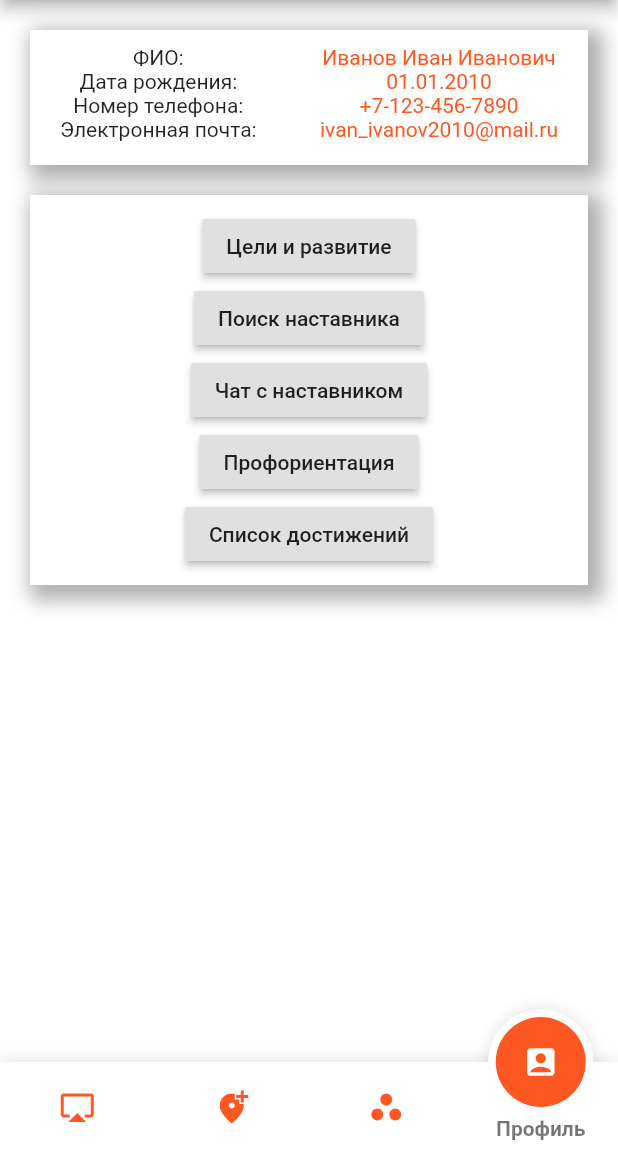
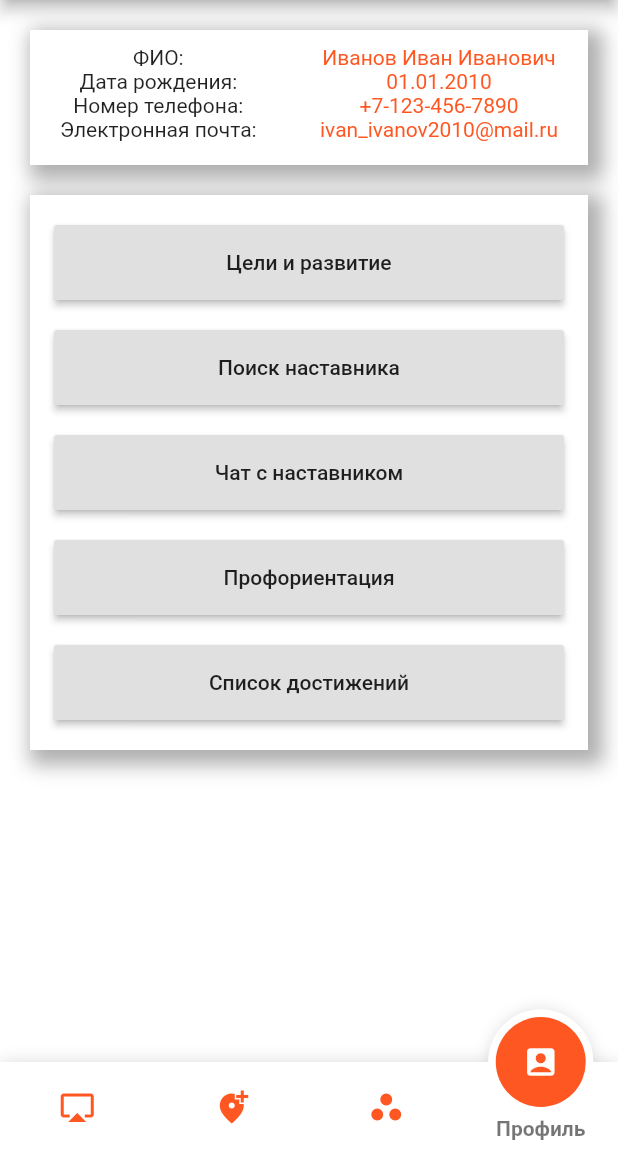
Before and after one commit to Quadro1337/TyumenTalentsApp, a Flutter app: the screen it shows after launch, item 4 of the bottom bar chosen, on a phone screen of 412 x 824 dp, the part 84-1236 px from its top. Run offline on Flutter 3.47's test engine with Material 2 defaults, Android fonts, the phone set to English and light mode, and no system bars; drawn by our look-alikes of fancy_bottom_navigation.

Commit message:
Changed buttons in profile

```diff
--- a/lib/myProfile.dart
+++ b/lib/myProfile.dart
@@ -52,36 +52,56 @@ class MyProfile extends StatelessWidget {
           ]),
           child: Column(
             children: [
-              RaisedButton(
+              Container(
+                  width: 340,
+                  height: 50,
+                  margin: EdgeInsets.only(bottom: 20, top: 10),
+                  child: RaisedButton(
                       child: Text("Цели и развитие"),
                       onPressed: () {
-                    Navigator.of(context).push(
-                        MaterialPageRoute(builder: (context) => TargetPage()));
-                  }),
-              RaisedButton(
+                        Navigator.of(context).push(MaterialPageRoute(
+                            builder: (context) => TargetPage()));
+                      })),
+              Container(
+                  width: 340,
+                  height: 50,
+                  margin: EdgeInsets.only(bottom: 20),
+                  child: RaisedButton(
                       child: Text("Поиск наставника"),
                       onPressed: () {
                         Navigator.of(context).push(MaterialPageRoute(
                             builder: (context) => FindMentorPage()));
-                  }),
-              RaisedButton(
+                      })),
+              Container(
+                  width: 340,
+                  height: 50,
+                  margin: EdgeInsets.only(bottom: 20),
+                  child: RaisedButton(
                       child: Text("Чат с наставником"),
                       onPressed: () {
-                    Navigator.of(context).push(
-                        MaterialPageRoute(builder: (context) => EmptyPage()));
-                  }),
-              RaisedButton(
+                        Navigator.of(context).push(MaterialPageRoute(
+                            builder: (context) => EmptyPage()));
+                      })),
+              Container(
+                  width: 340,
+                  height: 50,
+                  margin: EdgeInsets.only(bottom: 20),
+                  child: RaisedButton(
                       child: Text("Профориентация"),
                       onPressed: () {
                         Navigator.of(context).push(MaterialPageRoute(
                             builder: (context) => ProforientationPage()));
-                  }),
-              RaisedButton(
+                      })),
+              Container(
+                  width: 340,
+                  height: 50,
+                  margin: EdgeInsets.only(bottom: 10),
+                  child: RaisedButton(
                       child: Text("Список достижений"),
                       onPressed: () {
-                    Navigator.of(context).push(
-                        MaterialPageRoute(builder: (context) => EmptyPage()));
-                  }),
+                        Navigator.of(context).push(MaterialPageRoute(
+                            builder: (context) => EmptyPage()));
+                      })),
             ],
           ),
         )
```
Lines whose indentation alone changed are shown as unchanged.
